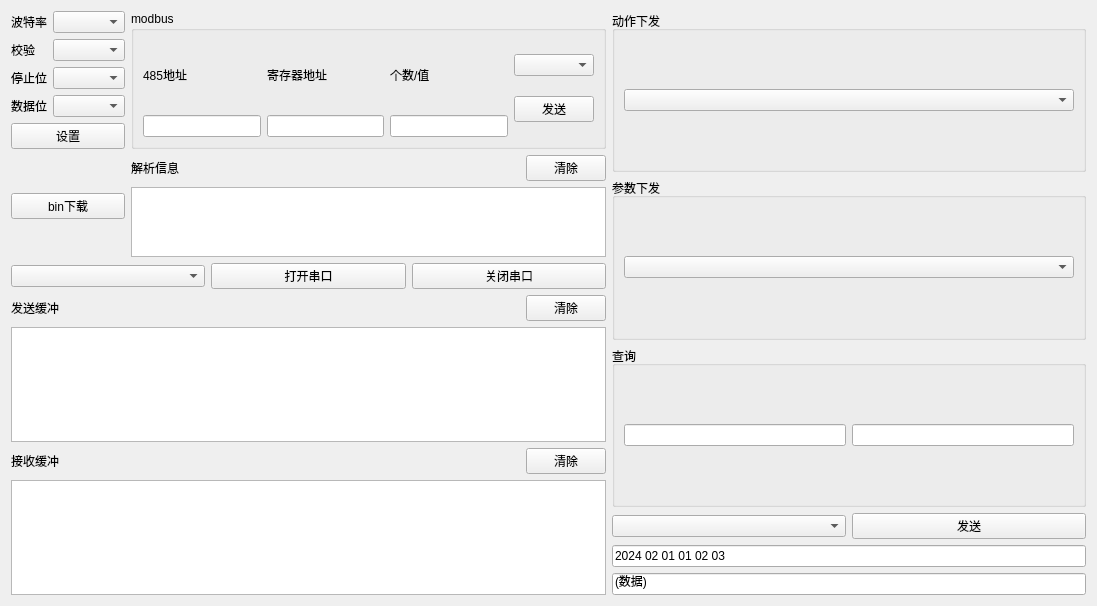
Old version of the form serial_window.ui in the repository wangdefa114514/modbus-bluetooth-4g.
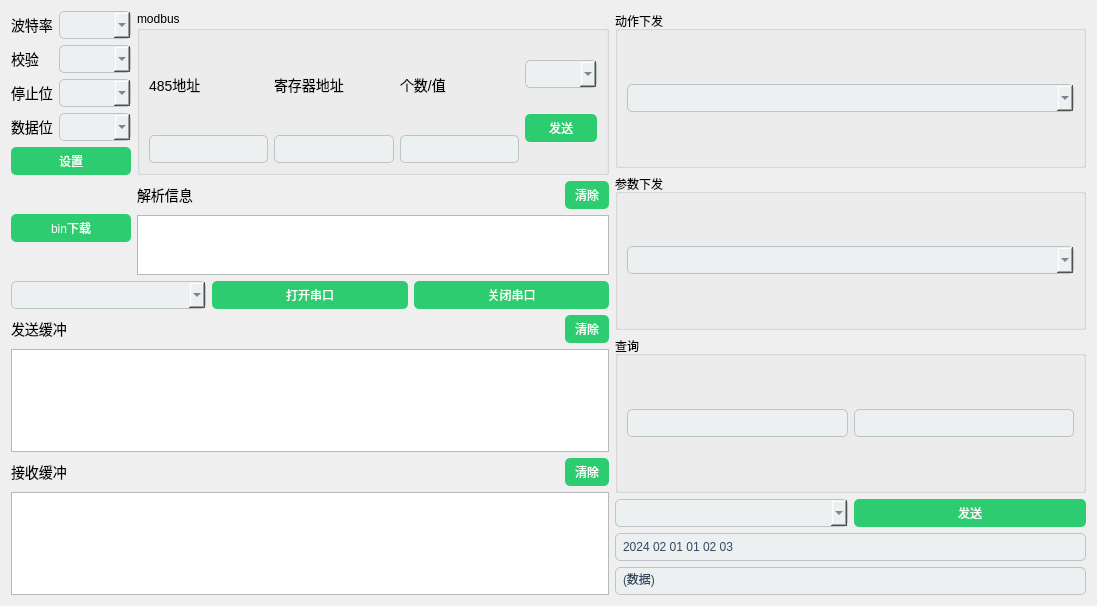
New version of the form.

```diff
--- a/serial_window.ui
+++ b/serial_window.ui
@@ -13,6 +13,137 @@
   <property name="windowTitle">
    <string>4G</string>
   </property>
+  <property name="styleSheet">
+   <string notr="true">/* 主窗口背景颜色 */
+MainWindow {
+    background-color: #3498db;
+}
+
+/* 标题栏颜色 */
+QMenuBar {
+    background-color: #2980b9;
+    color: white;
+}
+
+/* 标题栏项颜色 */
+QMenuBar::item {
+    background-color: transparent;
+    color: white;
+    padding: 10px 15px;
+}
+
+/* 标题栏项选中状态颜色 */
+QMenuBar::item:selected {
+    background-color: #3498db;
+}
+
+/* 工具栏背景颜色 */
+QToolBar {
+    background-color: #2c3e50;
+    color: white;
+    spacing: 5px;
+}
+
+/* 工具栏按钮颜色 */
+QToolButton {
+    background-color: transparent;
+    color: white;
+    padding: 5px;
+    border: none;
+}
+
+/* 工具栏按钮悬停状态颜色 */
+QToolButton:hover {
+    background-color: #34495e;
+}
+
+/* 工具栏按钮按下状态颜色 */
+QToolButton:pressed {
+    background-color: #2c3e50;
+}
+
+/* 按钮颜色 */
+QPushButton {
+    background-color: #2ecc71;
+    color: white;
+    padding: 5px 10px;
+    border-radius: 5px;
+}
+
+/* 按钮悬停状态颜色 */
+QPushButton:hover {
+    background-color: #27ae60;
+}
+
+/* 按钮按下状态颜色 */
+QPushButton:pressed {
+    background-color: #2ecc71;
+}
+
+/* 标签颜色 */
+QLabel {
+    color: black;
+    font-size: 14px;
+}
+
+/* 文本框颜色 */
+QLineEdit {
+    background-color: #ecf0f1;
+    color: #34495e;
+    padding: 5px;
+    border: 1px solid #bdc3c7;
+    border-radius: 5px;
+}
+
+/* 下拉菜单颜色 */
+QComboBox {
+    background-color: #ecf0f1;
+    color: #34495e;
+    padding: 5px;
+    border: 1px solid #bdc3c7;
+    border-radius: 5px;
+}
+
+
+
+
+
+
+/* 滚动条样式 */
+QScrollBar:vertical {
+    width: 12px;
+    margin: 12px 0 12px 0;
+    background-color: transparent;
+}
+
+QScrollBar::handle:vertical {
+    background-color: #bdc3c7;
+    min-height: 20px;
+    border-radius: 6px;
+}
+
+QScrollBar::add-line:vertical {
+    height: 0px;
+    subcontrol-position: bottom;
+    subcontrol-origin: margin;
+}
+
+QScrollBar::sub-line:vertical {
+    height: 0px;
+    subcontrol-position: top;
+    subcontrol-origin: margin;
+}
+
+QScrollBar::add-page:vertical, QScrollBar::sub-page:vertical {
+    background: none;
+}
+
+/* 分割线颜色 */
+QFrame[objectName=&quot;separator&quot;] {
+    background-color: #bdc3c7;
+    border: 0px;
+}</string>
+  </property>
   <layout class="QGridLayout" name="gridLayout">
    <item row="0" column="0">
     <layout class="QVBoxLayout" name="verticalLayout_3">
```
